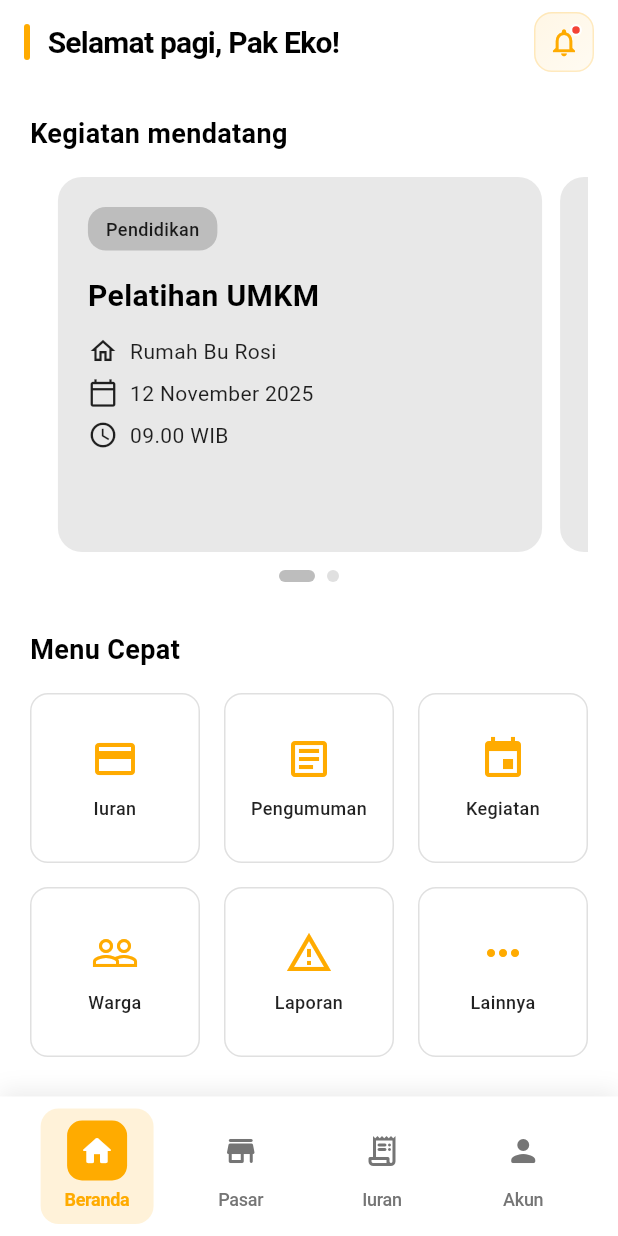
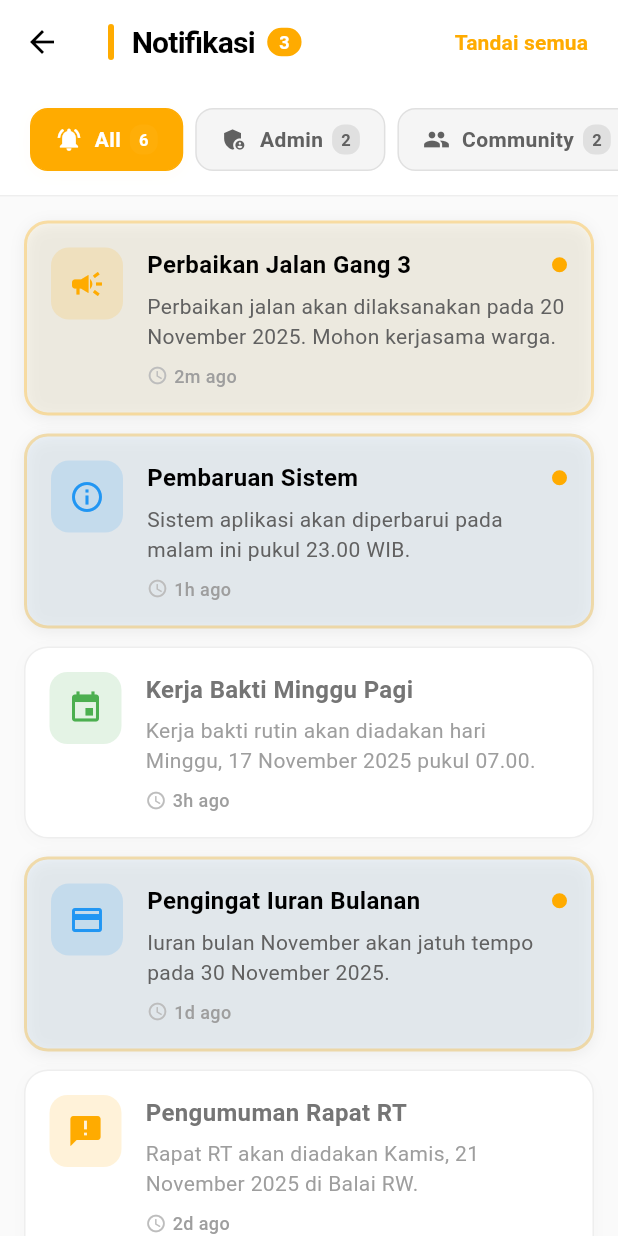
Before and after one commit to Squadron-team/Rukunin-App, a Flutter app: the screen it shows after launch, after a tap on "Lanjutkan", after a tap on the "notifications" icon, on a phone screen of 412 x 824 dp. Run offline on Flutter 3.47's test engine with Material 3 defaults, Android fonts, the phone set to English and light mode, and no system bars; our stand-ins replace firebase_core; accounts and stored records are empty; network calls fail.

Commit message:
feat: add notification screen

```diff
--- /dev/null
+++ b/lib/pages/general/notification_screen.dart
@@ -0,0 +1,500 @@
+import 'package:flutter/material.dart';
+import 'package:rukunin/style/app_colors.dart';
+
+class NotificationScreen extends StatefulWidget {
+  const NotificationScreen({super.key});
+
+  @override
+  State<NotificationScreen> createState() => _NotificationScreenState();
+}
+
+class _NotificationScreenState extends State<NotificationScreen>
+    with SingleTickerProviderStateMixin {
+  late TabController _tabController;
+  String _selectedTab = 'All';
+
+  final List<Map<String, dynamic>> _notifications = [
+    {
+      'type': 'Community',
+      'icon': Icons.campaign,
+      'title': 'Perbaikan Jalan Gang 3',
+      'description':
+          'Perbaikan jalan akan dilaksanakan pada 20 November 2025. Mohon kerjasama warga.',
+      'time': '2m ago',
+      'isRead': false,
+    },
+    {
+      'type': 'Admin',
+      'icon': Icons.info_outline,
+      'title': 'Pembaruan Sistem',
+      'description':
+          'Sistem aplikasi akan diperbarui pada malam ini pukul 23.00 WIB.',
+      'time': '1h ago',
+      'isRead': false,
+    },
+    {
+      'type': 'Event',
+      'icon': Icons.event,
+      'title': 'Kerja Bakti Minggu Pagi',
+      'description':
+          'Kerja bakti rutin akan diadakan hari Minggu, 17 November 2025 pukul 07.00.',
+      'time': '3h ago',
+      'isRead': true,
+    },
+    {
+      'type': 'Admin',
+      'icon': Icons.payment,
+      'title': 'Pengingat Iuran Bulanan',
+      'description':
+          'Iuran bulan November akan jatuh tempo pada 30 November 2025.',
+      'time': '1d ago',
+      'isRead': false,
+    },
+    {
+      'type': 'Community',
+      'icon': Icons.announcement,
+      'title': 'Pengumuman Rapat RT',
+      'description':
+          'Rapat RT akan diadakan Kamis, 21 November 2025 di Balai RW.',
+      'time': '2d ago',
+      'isRead': true,
+    },
+    {
+      'type': 'Event',
+      'icon': Icons.celebration,
+      'title': '17 Agustus - Lomba Warga',
+      'description':
+          'Daftarkan diri Anda untuk mengikuti berbagai lomba menarik!',
+      'time': '3d ago',
+      'isRead': true,
+    },
+  ];
+
+  @override
+  void initState() {
+    super.initState();
+    _tabController = TabController(length: 4, vsync: this);
+  }
+
+  @override
+  void dispose() {
+    _tabController.dispose();
+    super.dispose();
+  }
+
+  List<Map<String, dynamic>> get _filteredNotifications {
+    if (_selectedTab == 'All') {
+      return _notifications;
+    }
+    return _notifications
+        .where((notification) => notification['type'] == _selectedTab)
+        .toList();
+  }
+
+  void _markAllAsRead() {
+    setState(() {
+      for (var notification in _notifications) {
+        notification['isRead'] = true;
+      }
+    });
+
+    ScaffoldMessenger.of(context).showSnackBar(
+      SnackBar(
+        content: const Text('Semua notifikasi ditandai sudah dibaca'),
+        backgroundColor: Colors.green,
+        behavior: SnackBarBehavior.floating,
+        shape: RoundedRectangleBorder(
+          borderRadius: BorderRadius.circular(10),
+        ),
+      ),
+    );
+  }
+
+  @override
+  Widget build(BuildContext context) {
+    int unreadCount =
+        _notifications.where((n) => n['isRead'] == false).length;
+
+    return Scaffold(
+      backgroundColor: Colors.grey[50],
+      appBar: AppBar(
+        backgroundColor: Colors.white,
+        elevation: 0,
+        surfaceTintColor: Colors.transparent,
+        leading: IconButton(
+          icon: const Icon(Icons.arrow_back, color: Colors.black),
+          onPressed: () => Navigator.pop(context),
+        ),
+        title: Row(
+          children: [
+            Container(
+              width: 4,
+              height: 24,
+              decoration: BoxDecoration(
+                color: AppColors.primary,
+                borderRadius: BorderRadius.circular(2),
+              ),
+            ),
+            const SizedBox(width: 12),
+            const Text(
+              'Notifikasi',
+              style: TextStyle(
+                color: Colors.black,
+                fontSize: 20,
+                fontWeight: FontWeight.w700,
+                letterSpacing: -0.5,
+              ),
+            ),
+            if (unreadCount > 0) ...[
+              const SizedBox(width: 8),
+              Container(
+                padding: const EdgeInsets.symmetric(horizontal: 8, vertical: 2),
+                decoration: BoxDecoration(
+                  color: AppColors.primary,
+                  borderRadius: BorderRadius.circular(12),
+                ),
+                child: Text(
+                  '$unreadCount',
+                  style: const TextStyle(
+                    color: Colors.white,
+                    fontSize: 12,
+                    fontWeight: FontWeight.w700,
+                  ),
+                ),
+              ),
+            ],
+          ],
+        ),
+        actions: [
+          if (unreadCount > 0)
+            TextButton(
+              onPressed: _markAllAsRead,
+              child: const Text(
+                'Tandai semua',
+                style: TextStyle(
+                  color: AppColors.primary,
+                  fontSize: 14,
+                  fontWeight: FontWeight.w600,
+                ),
+              ),
+            ),
+          const SizedBox(width: 8),
+        ],
+      ),
+      body: Column(
+        children: [
+          // Category Tabs
+          Container(
+            color: Colors.white,
+            child: Column(
+              children: [
+                SingleChildScrollView(
+                  scrollDirection: Axis.horizontal,
+                  padding: const EdgeInsets.symmetric(horizontal: 20, vertical: 16),
+                  child: Row(
+                    children: [
+                      _buildTabChip('All', Icons.notifications_active),
+                      const SizedBox(width: 8),
+                      _buildTabChip('Admin', Icons.admin_panel_settings),
+                      const SizedBox(width: 8),
+                      _buildTabChip('Community', Icons.people),
+                      const SizedBox(width: 8),
+                      _buildTabChip('Event', Icons.event_note),
+                    ],
+                  ),
+                ),
+                Divider(height: 1, color: Colors.grey[200]),
+              ],
+            ),
+          ),
+
+          // Notification List
+          Expanded(
+            child: _filteredNotifications.isEmpty
+                ? _buildEmptyState()
+                : ListView.builder(
+                    padding: const EdgeInsets.all(16),
+                    itemCount: _filteredNotifications.length,
+                    itemBuilder: (context, index) {
+                      final notification = _filteredNotifications[index];
+                      return _buildNotificationCard(notification);
+                    },
+                  ),
+          ),
+        ],
+      ),
+    );
+  }
+
+  Widget _buildTabChip(String label, IconData icon) {
+    bool isSelected = _selectedTab == label;
+    int count = label == 'All'
+        ? _notifications.length
+        : _notifications.where((n) => n['type'] == label).length;
+
+    return GestureDetector(
+      onTap: () {
+        setState(() {
+          _selectedTab = label;
+        });
+      },
+      child: Container(
+        padding: const EdgeInsets.symmetric(horizontal: 16, vertical: 10),
+        decoration: BoxDecoration(
+          color: isSelected ? AppColors.primary : Colors.grey[100],
+          borderRadius: BorderRadius.circular(12),
+          border: Border.all(
+            color: isSelected ? AppColors.primary : Colors.grey[300]!,
+          ),
+          boxShadow: isSelected
+              ? [
+                  BoxShadow(
+                    color: AppColors.primary.withAlpha(8),
+                    blurRadius: 8,
+                    offset: const Offset(0, 2),
+                  ),
+                ]
+              : null,
+        ),
+        child: Row(
+          mainAxisSize: MainAxisSize.min,
+          children: [
+            Icon(
+              icon,
+              size: 18,
+              color: isSelected ? Colors.white : Colors.grey[700],
+            ),
+            const SizedBox(width: 8),
+            Text(
+              label,
+              style: TextStyle(
+                fontSize: 14,
+                fontWeight: FontWeight.w600,
+                color: isSelected ? Colors.white : Colors.grey[700],
+              ),
+            ),
+            if (count > 0) ...[
+              const SizedBox(width: 6),
+              Container(
+                padding: const EdgeInsets.symmetric(horizontal: 6, vertical: 2),
+                decoration: BoxDecoration(
+                  color: isSelected
+                      ? Colors.white.withAlpha(8)
+                      : Colors.grey[300],
+                  borderRadius: BorderRadius.circular(8),
+                ),
+                child: Text(
+                  '$count',
+                  style: TextStyle(
+                    fontSize: 11,
+                    fontWeight: FontWeight.w700,
+                    color: isSelected ? Colors.white : Colors.grey[700],
+                  ),
+                ),
+              ),
+            ],
+          ],
+        ),
+      ),
+    );
+  }
+
+  Widget _buildNotificationCard(Map<String, dynamic> notification) {
+    bool isRead = notification['isRead'];
+    Color backgroundColor = _getBackgroundColor(notification['type'], isRead);
+
+    return GestureDetector(
+      onTap: () {
+        setState(() {
+          notification['isRead'] = true;
+        });
+        // TODO: Navigate to detailed view
+      },
+      child: Container(
+        margin: const EdgeInsets.only(bottom: 12),
+        decoration: BoxDecoration(
+          color: backgroundColor,
+          borderRadius: BorderRadius.circular(16),
+          border: Border.all(
+            color: isRead ? Colors.grey[200]! : AppColors.primary.withOpacity(0.3),
+            width: isRead ? 1 : 2,
+          ),
+          boxShadow: [
+            BoxShadow(
+              color: Colors.black.withAlpha(isRead ? 5 : 15),
+              blurRadius: 8,
+              offset: const Offset(0, 2),
+            ),
+          ],
+        ),
+        child: Padding(
+          padding: const EdgeInsets.all(16),
+          child: Row(
+            crossAxisAlignment: CrossAxisAlignment.start,
+            children: [
+              // Icon Container
+              Container(
+                width: 48,
+                height: 48,
+                decoration: BoxDecoration(
+                  color: _getIconBackgroundColor(notification['type']),
+                  borderRadius: BorderRadius.circular(12),
+                ),
+                child: Icon(
+                  notification['icon'],
+                  color: _getIconColor(notification['type']),
+                  size: 24,
+                ),
+              ),
+
+              const SizedBox(width: 16),
+
+              // Content
+              Expanded(
+                child: Column(
+                  crossAxisAlignment: CrossAxisAlignment.start,
+                  children: [
+                    Row(
+                      children: [
+                        Expanded(
+                          child: Text(
+                            notification['title'],
+                            style: TextStyle(
+                              fontSize: 16,
+                              fontWeight: FontWeight.w700,
+                              color: isRead ? Colors.grey[600] : Colors.black,
+                            ),
+                          ),
+                        ),
+                        if (!isRead)
+                          Container(
+                            width: 10,
+                            height: 10,
+                            decoration: const BoxDecoration(
+                              color: AppColors.primary,
+                              shape: BoxShape.circle,
+                            ),
+                          ),
+                      ],
+                    ),
+                    const SizedBox(height: 6),
+                    Text(
+                      notification['description'],
+                      style: TextStyle(
+                        fontSize: 14,
+                        color: isRead ? Colors.grey[500] : Colors.grey[700],
+                        height: 1.4,
+                      ),
+                      maxLines: 2,
+                      overflow: TextOverflow.ellipsis,
+                    ),
+                    const SizedBox(height: 8),
+                    Row(
+                      children: [
+                        Icon(
+                          Icons.access_time,
+                          size: 14,
+                          color: Colors.grey[400],
+                        ),
+                        const SizedBox(width: 4),
+                        Text(
+                          notification['time'],
+                          style: TextStyle(
+                            fontSize: 12,
+                            color: Colors.grey[500],
+                            fontWeight: FontWeight.w500,
+                          ),
+                        ),
+                      ],
+                    ),
+                  ],
+                ),
+              ),
+            ],
+          ),
+        ),
+      ),
+    );
+  }
+
+  Widget _buildEmptyState() {
+    return Center(
+      child: Column(
+        mainAxisAlignment: MainAxisAlignment.center,
+        children: [
+          Container(
+            width: 120,
+            height: 120,
+            decoration: BoxDecoration(
+              color: AppColors.primary.withAlpha(38),
+              shape: BoxShape.circle,
+            ),
+            child: const Icon(
+              Icons.notifications_off_outlined,
+              size: 60,
+              color: AppColors.primary,
+            ),
+          ),
+          const SizedBox(height: 24),
+          const Text(
+            'Tidak ada notifikasi',
+            style: TextStyle(
+              fontSize: 20,
+              fontWeight: FontWeight.w700,
+              color: Colors.black,
+            ),
+          ),
+          const SizedBox(height: 8),
+          Text(
+            'Notifikasi baru akan muncul di sini',
+            style: TextStyle(
+              fontSize: 14,
+              color: Colors.grey[600],
+            ),
+          ),
+        ],
+      ),
+    );
+  }
+
+  Color _getBackgroundColor(String type, bool isRead) {
+    if (isRead) return Colors.white;
+
+    switch (type) {
+      case 'Admin':
+        return Colors.blue.withAlpha(13);
+      case 'Community':
+        return Colors.amber.withAlpha(13);
+      case 'Event':
+        return Colors.green.withAlpha(13);
+      default:
+        return Colors.white;
+    }
+  }
+
+  Color _getIconBackgroundColor(String type) {
+    switch (type) {
+      case 'Admin':
+        return Colors.blue.withAlpha(38);
+      case 'Community':
+        return AppColors.primary.withAlpha(38);
+      case 'Event':
+        return Colors.green.withAlpha(38);
+      default:
+        return Colors.grey.withAlpha(38);
+    }
+  }
+
+  Color _getIconColor(String type) {
+    switch (type) {
+      case 'Admin':
+        return Colors.blue;
+      case 'Community':
+        return AppColors.primary;
+      case 'Event':
+        return Colors.green;
+      default:
+        return Colors.grey;
+    }
+  }
+}
--- a/lib/pages/resident/resident_layout.dart
+++ b/lib/pages/resident/resident_layout.dart
@@ -1,4 +1,5 @@
 import 'package:flutter/material.dart';
+import 'package:rukunin/pages/general/notification_screen.dart';
 import 'package:rukunin/pages/resident/account_screen.dart';
 import 'package:rukunin/pages/resident/dues_screen.dart';
 import 'package:rukunin/pages/resident/marketplace_screen.dart';
@@ -58,15 +59,15 @@ class ResidentLayout extends StatelessWidget {
                   decoration: BoxDecoration(
                     gradient: LinearGradient(
                       colors: [
-                        AppColors.primary.withOpacity(0.1),
-                        AppColors.primary.withOpacity(0.05),
+                        AppColors.primary.withAlpha(26),
+                        AppColors.primary.withAlpha(13),
                       ],
                       begin: Alignment.topLeft,
                       end: Alignment.bottomRight,
                     ),
                     borderRadius: BorderRadius.circular(12),
                     border: Border.all(
-                      color: AppColors.primary.withOpacity(0.2),
+                      color: AppColors.primary.withAlpha(32),
                       width: 1,
                     ),
                   ),
@@ -77,7 +78,12 @@ class ResidentLayout extends StatelessWidget {
                       size: 22,
                     ),
                     onPressed: () {
-                      // TODO: navigate to notifications
+                      Navigator.push(
+                        context,
+                        MaterialPageRoute(
+                          builder: (context) => const NotificationScreen(),
+                        ),
+                      );
                     },
                     padding: EdgeInsets.zero,
                   ),
@@ -107,7 +113,7 @@ class ResidentLayout extends StatelessWidget {
           color: Colors.white,
           boxShadow: [
             BoxShadow(
-              color: Colors.black.withOpacity(0.08),
+              color: Colors.black.withAlpha(20),
               blurRadius: 12,
               offset: const Offset(0, -4),
             ),
```
